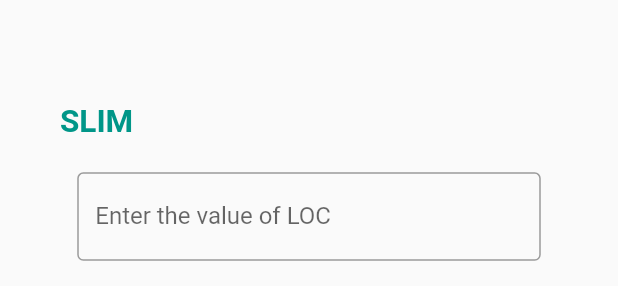
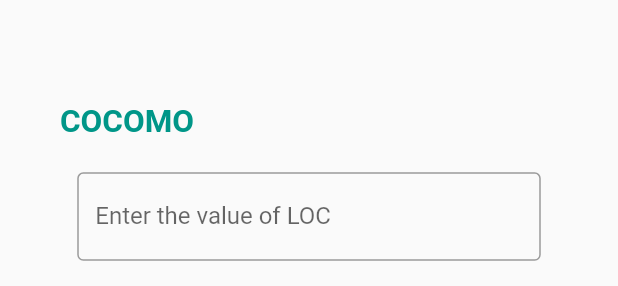
Before and after one commit to MFY2000/Spm-Bugdet-technique, a Flutter app: the CocomoCalculator widget shown alone on an empty page, opened directly, on a phone screen of 412 x 824 dp. Shown: the part 385-671 px from the top of the screen. Run offline on Flutter 3.47's test engine with Material 2 defaults, Android fonts, the light colour scheme and no system bars.

Commit message:
MFY auto commit at 17/11/2021 17:27:16

```diff
--- a/Flutter/budget_calculator/lib/Pages/COCOMO.dart
+++ b/Flutter/budget_calculator/lib/Pages/COCOMO.dart
@@ -28,7 +28,7 @@ class _CocomoCalculatorState extends State<CocomoCalculator> {
           padding: EdgeInsets.only(left: 40),
           alignment: Alignment.centerLeft,
           child: const Text(
-            'SLIM',
+            'COCOMO',
             style: TextStyle(
                 fontSize: 21, fontWeight: FontWeight.bold, color: Colors.teal),
           ),
```
